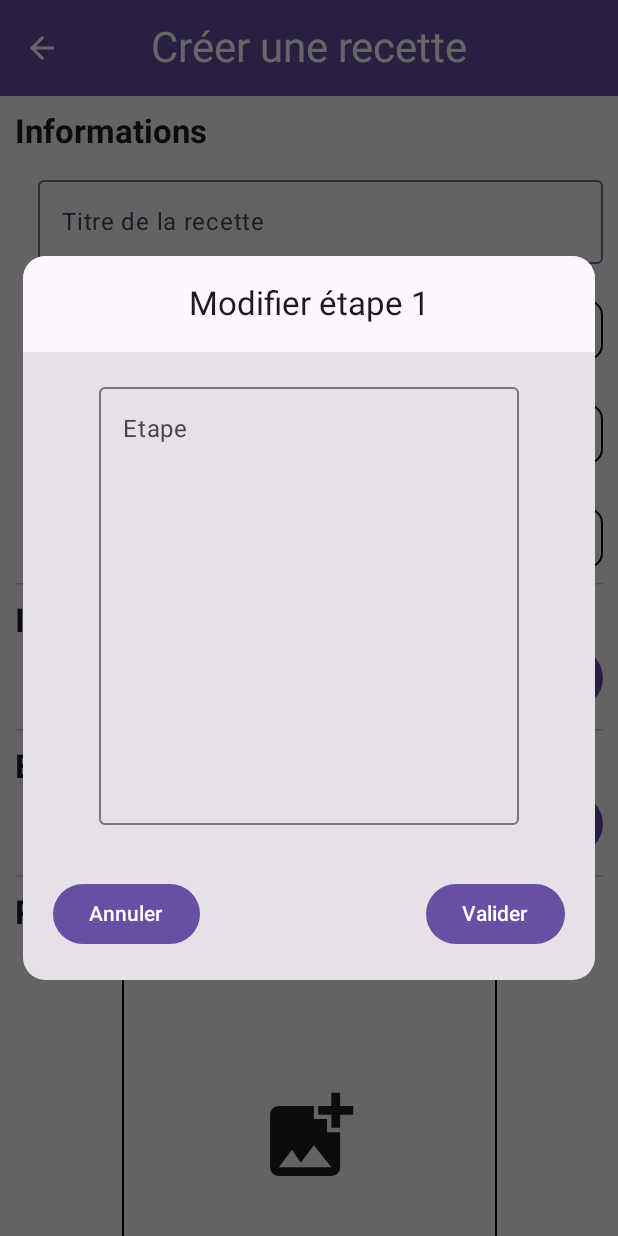
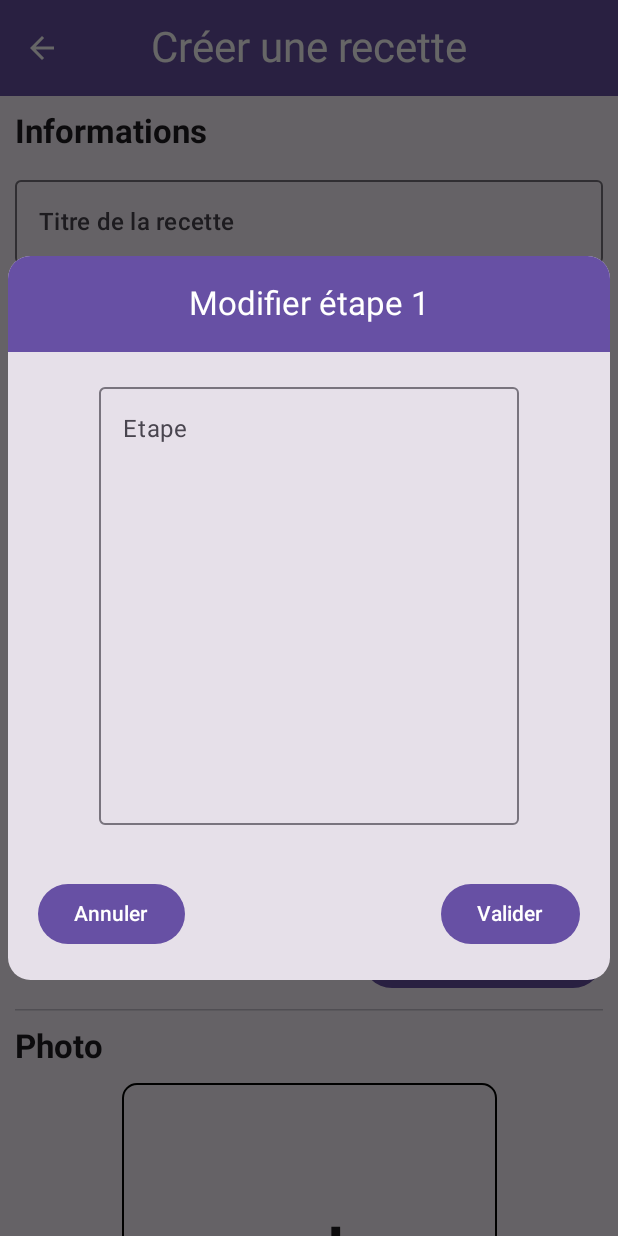
Before and after one commit to Valaaz/UFRMIMProjetDevMob, an Android app built with Jetpack Compose: the AddRecipeScreen screen opened through its navigation route, after a tap on "Ajouter une étape", on a phone screen of 412 x 824 dp. Run offline under Robolectric (Android 15) with nearby library versions, the light colour scheme and no system bars; our stand-ins replace Room's generated code; pictures from the network do not load; 3 other taps on this screen came first.

Commit message:
Improve some design stuff

```diff
--- a/app/src/main/java/com/valaz/ufrmim_projetdevmob/ui/components/AddStepDialog.kt
+++ b/app/src/main/java/com/valaz/ufrmim_projetdevmob/ui/components/AddStepDialog.kt
@@ -11,8 +11,10 @@ import androidx.compose.material3.Button
 import androidx.compose.material3.Card
 import androidx.compose.material3.CenterAlignedTopAppBar
 import androidx.compose.material3.ExperimentalMaterial3Api
+import androidx.compose.material3.MaterialTheme
 import androidx.compose.material3.OutlinedTextField
 import androidx.compose.material3.Text
+import androidx.compose.material3.TopAppBarDefaults
 import androidx.compose.runtime.Composable
 import androidx.compose.runtime.getValue
 import androidx.compose.runtime.mutableStateOf
@@ -41,19 +43,30 @@ fun AddStepDialog(
         Card(
             modifier = Modifier
                 .fillMaxWidth()
-                .padding(15.dp),
+                .padding(5.dp),
             shape = RoundedCornerShape(15.dp),
         ) {
             Column(
                 horizontalAlignment = Alignment.CenterHorizontally,
                 verticalArrangement = Arrangement.spacedBy(15.dp)
             ) {
-                CenterAlignedTopAppBar(title = {
-                    if (step != null)
-                        Text("Modifier étape ${stepNumber}")
-                    else
-                        Text("Ajouter une étape")
-                })
+                CenterAlignedTopAppBar(
+                    title = {
+                        if (step != null)
+                            Text(
+                                "Modifier étape ${stepNumber}",
+                                color = MaterialTheme.colorScheme.onPrimary,
+                            )
+                        else
+                            Text(
+                                "Ajouter une étape",
+                                color = MaterialTheme.colorScheme.onPrimary,
+                            )
+                    },
+                    colors = TopAppBarDefaults.topAppBarColors(
+                        containerColor = MaterialTheme.colorScheme.primary
+                    ),
+                )
                 OutlinedTextField(
                     value = step,
                     onValueChange = { step = it },
--- a/app/src/main/java/com/valaz/ufrmim_projetdevmob/ui/components/NumberInput.kt
+++ b/app/src/main/java/com/valaz/ufrmim_projetdevmob/ui/components/NumberInput.kt
@@ -1,6 +1,5 @@
 package com.valaz.ufrmim_projetdevmob.ui.components
 
-import androidx.compose.foundation.BorderStroke
 import androidx.compose.foundation.border
 import androidx.compose.foundation.layout.Box
 import androidx.compose.foundation.layout.Row
@@ -14,13 +13,12 @@ import androidx.compose.material.icons.filled.Add
 import androidx.compose.material.icons.filled.Remove
 import androidx.compose.material3.Icon
 import androidx.compose.material3.IconButton
+import androidx.compose.material3.MaterialTheme
 import androidx.compose.material3.VerticalDivider
 import androidx.compose.runtime.Composable
 import androidx.compose.ui.Alignment
 import androidx.compose.ui.Modifier
-import androidx.compose.ui.graphics.Color
 import androidx.compose.ui.text.TextStyle
-import androidx.compose.ui.text.input.TextFieldValue
 import androidx.compose.ui.text.style.TextAlign
 import androidx.compose.ui.tooling.preview.Preview
 import androidx.compose.ui.unit.Dp
@@ -28,12 +26,15 @@ import androidx.compose.ui.unit.dp
 
 @Composable
 fun NumberInputField(value: Int, onValueChange: (Int) -> Unit, size: Dp) {
+    val lineColor = MaterialTheme.colorScheme.onSecondaryContainer
+
     Row(
         verticalAlignment = Alignment.CenterVertically,
         modifier = Modifier
             .height(size)
             .border(
-                border = BorderStroke(width = 1.dp, Color.Black),
+                width = 1.dp,
+                color = lineColor,
                 shape = RoundedCornerShape(10.dp)
             )
     ) {
@@ -47,10 +48,10 @@ fun NumberInputField(value: Int, onValueChange: (Int) -> Unit, size: Dp) {
             Icon(
                 imageVector = Icons.Default.Remove,
                 contentDescription = "Decrement",
-                tint = Color.Black
+                tint = lineColor
             )
         }
-        VerticalDivider(Modifier.border(width = 1.dp, color = Color.Black))
+        VerticalDivider(Modifier.border(width = 1.dp, color = lineColor))
         BasicTextField(
             value = value.toString(),
             onValueChange = { newValue ->
@@ -63,7 +64,7 @@ fun NumberInputField(value: Int, onValueChange: (Int) -> Unit, size: Dp) {
             modifier = Modifier
                 .fillMaxHeight()
                 .weight(1f),
-            textStyle = TextStyle(textAlign = TextAlign.Center),
+            textStyle = TextStyle(textAlign = TextAlign.Center, color = lineColor),
             decorationBox = { innerTextField ->
                 Box(
                     modifier = Modifier
@@ -75,7 +76,7 @@ fun NumberInputField(value: Int, onValueChange: (Int) -> Unit, size: Dp) {
                 }
             }
         )
-        VerticalDivider(Modifier.border(width = 1.dp, color = Color.Black))
+        VerticalDivider(Modifier.border(width = 1.dp, color = lineColor))
         IconButton(
             onClick = {
                 val newValue = (value + 1).coerceAtMost(999)
@@ -86,7 +87,7 @@ fun NumberInputField(value: Int, onValueChange: (Int) -> Unit, size: Dp) {
             Icon(
                 imageVector = Icons.Default.Add,
                 contentDescription = "Increment",
-                tint = Color.Black
+                tint = lineColor
             )
         }
     }
--- a/app/src/main/java/com/valaz/ufrmim_projetdevmob/ui/screens/AddRecipeScreen.kt
+++ b/app/src/main/java/com/valaz/ufrmim_projetdevmob/ui/screens/AddRecipeScreen.kt
@@ -46,10 +46,14 @@ import androidx.compose.ui.draw.clip
 import androidx.compose.ui.graphics.Color
 import androidx.compose.ui.graphics.painter.Painter
 import androidx.compose.ui.layout.ContentScale
+import androidx.compose.ui.platform.LocalContext
 import androidx.compose.ui.text.font.FontWeight
 import androidx.compose.ui.text.style.TextAlign
+import androidx.compose.ui.tooling.preview.Preview
 import androidx.compose.ui.unit.dp
+import androidx.room.Room
 import coil3.compose.rememberAsyncImagePainter
+import com.valaz.ufrmim_projetdevmob.db.AppDatabase
 import com.valaz.ufrmim_projetdevmob.model.Ingredient
 import com.valaz.ufrmim_projetdevmob.model.Recipe
 import com.valaz.ufrmim_projetdevmob.ui.components.AddIngredientDialog
@@ -178,16 +182,16 @@ fun InformationsSection(
         modifier = Modifier.fillMaxWidth()
     )
     Column(
-        verticalArrangement = Arrangement.spacedBy(5.dp), modifier = Modifier
-            .fillMaxWidth()
-            .padding(start = 15.dp)
+        verticalArrangement = Arrangement.spacedBy(20.dp),
+        modifier = Modifier
+            .fillMaxWidth().padding(bottom = 10.dp)
     ) {
         // Temps de préparation
-        Column {
+        Column(verticalArrangement = Arrangement.spacedBy(10.dp)) {
             OutlinedTextField(
                 value = title,
                 onValueChange = onTitleChange,
-                label = { Text("Titre de la recette") }, modifier = Modifier.fillMaxWidth()
+                label = { Text("Titre de la recette", style = MaterialTheme.typography.titleMedium) }, modifier = Modifier.fillMaxWidth()
             )
             Row(
                 verticalAlignment = Alignment.CenterVertically,
@@ -200,13 +204,14 @@ fun InformationsSection(
                 )
                 Text(
                     text = "Temps de préparation (en min) : ",
+                    style = MaterialTheme.typography.titleMedium
                 )
             }
             NumberInputField(value = prepTime, onValueChange = onPrepTimeChange, size = 40.dp)
         }
 
         // Temps de cuisson
-        Column {
+        Column(verticalArrangement = Arrangement.spacedBy(10.dp)) {
             Row(
                 verticalAlignment = Alignment.CenterVertically,
                 horizontalArrangement = Arrangement.spacedBy(spaceBtwIconText)
@@ -218,13 +223,14 @@ fun InformationsSection(
                 )
                 Text(
                     text = "Temps de cuisson (en min) : ",
+                    style = MaterialTheme.typography.titleMedium
                 )
             }
             NumberInputField(value = cookTime, onValueChange = onCookTimeChange, size = 40.dp)
         }
 
         // Nombre de personnes
-        Column {
+        Column(verticalArrangement = Arrangement.spacedBy(10.dp)) {
             Row(
                 verticalAlignment = Alignment.CenterVertically,
                 horizontalArrangement = Arrangement.spacedBy(spaceBtwIconText)
@@ -236,6 +242,7 @@ fun InformationsSection(
                 )
                 Text(
                     text = "Nombre de personnes : ",
+                    style = MaterialTheme.typography.titleMedium
                 )
             }
             NumberInputField(value = servings, onValueChange = onServingsChange, size = 40.dp)
@@ -318,7 +325,7 @@ fun StepsSection(steps: List<String>, onStepsChange: (List<String>) -> Unit) {
             style = MaterialTheme.typography.titleLarge,
             fontWeight = FontWeight.Bold,
             textAlign = TextAlign.Left,
-            modifier = Modifier.fillMaxWidth()
+            modifier = Modifier.fillMaxWidth().padding(bottom = 10.dp)
         )
         Column(verticalArrangement = Arrangement.spacedBy(5.dp)) {
             steps.forEachIndexed { index, step ->
@@ -413,8 +420,12 @@ fun PhotoSection() {
     }
 }
 
-//@Preview
-//@Composable
-//fun AddRecipeScreenPreview() {
-//    AddRecipeScreen(backAction = {})
-//}
+@Preview
+@Composable
+fun AddRecipeScreenPreview() {
+    AddRecipeScreen(backAction = {}, recipeVM = RecipeViewModel(
+        Room.databaseBuilder(
+            LocalContext.current,
+        AppDatabase::class.java, "cook-database"
+    ).fallbackToDestructiveMigration().build().recipeDao()))
+}
```
Also changed, not shown: app/src/main/java/com/valaz/ufrmim_projetdevmob/ui/components/AddIngredientDialog.kt (+21 -4 lines), app/src/main/java/com/valaz/ufrmim_projetdevmob/ui/components/AddedIngredientCard.kt (+6 -5 lines), app/src/main/java/com/valaz/ufrmim_projetdevmob/ui/components/IngredientCard.kt (+17 -20 lines), app/src/main/java/com/valaz/ufrmim_projetdevmob/ui/screens/RecipeDetailScreen.kt (+17 -3 lines).
